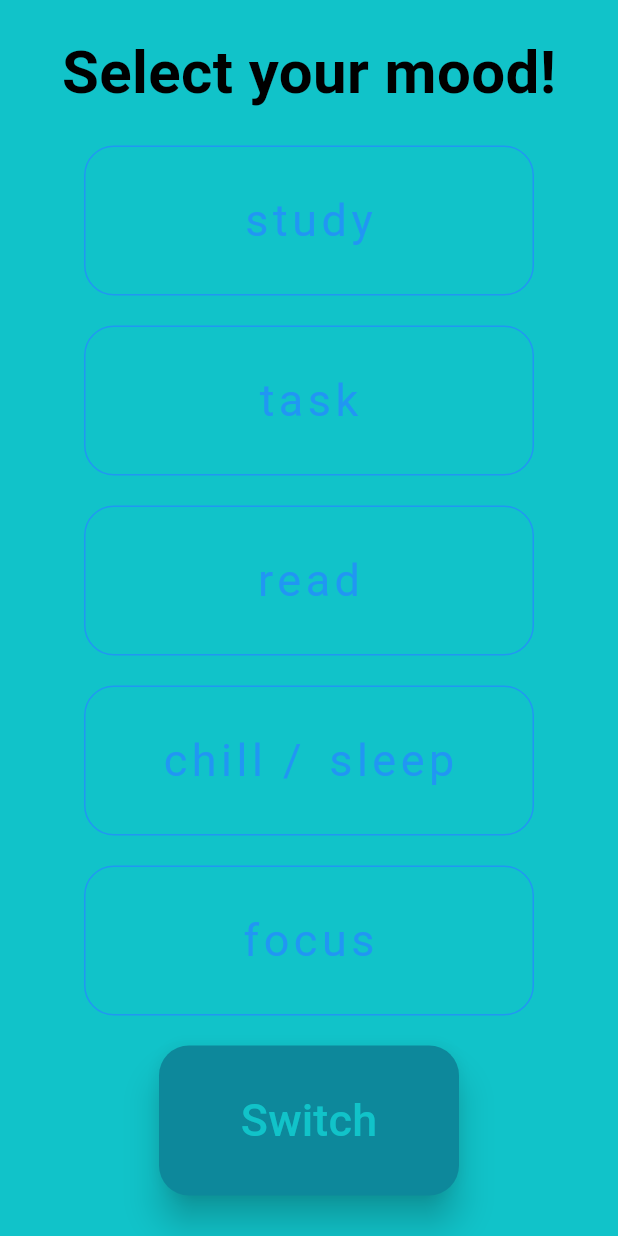
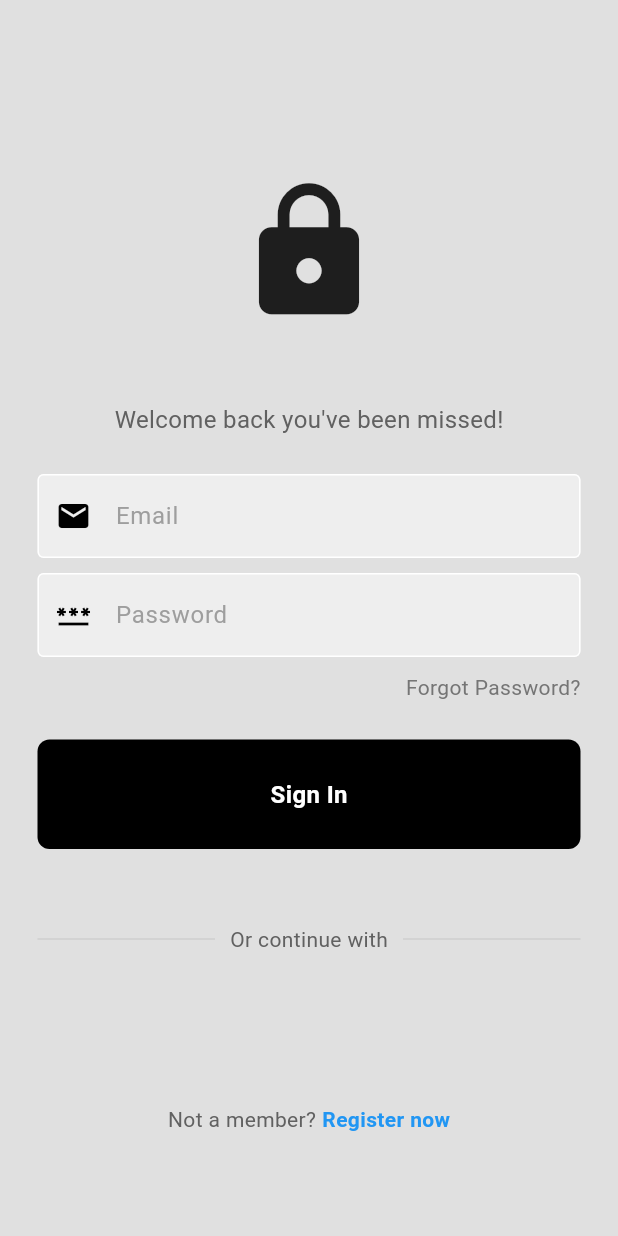
Before and after one commit to sumitjr3/moodsic, a Flutter app: the screen it shows after launch, on a phone screen of 412 x 824 dp. Run offline on Flutter 3.47's test engine with Material 3 defaults, Android fonts, the light colour scheme and no system bars; our stand-ins replace audioplayers, firebase_auth, firebase_core, get, hexcolor; accounts and stored records are empty.

Commit message:
login and signup integrated

```diff
--- /dev/null
+++ b/lib/auth/login.dart
@@ -0,0 +1,185 @@
+import 'package:firebase_auth/firebase_auth.dart';
+import 'package:flutter/material.dart';
+import 'package:moodsic/auth/firebase_auth_service.dart';
+import 'package:moodsic/auth/my_button.dart';
+import 'package:moodsic/auth/my_textfield.dart';
+import 'package:moodsic/constants/routes.dart';
+
+class LoginView extends StatefulWidget {
+  LoginView({super.key});
+
+  @override
+  State<LoginView> createState() => _LoginViewState();
+}
+
+class _LoginViewState extends State<LoginView> {
+  //text editing controllers
+  final emailController = TextEditingController();
+
+  final passwordController = TextEditingController();
+
+  Future<void> signUserIn() async {
+    final FirebaseAuthService _auth = FirebaseAuthService();
+
+    String email = emailController.text;
+    String password = passwordController.text;
+
+    User? user = await _auth.signInWithEmailAndPassword(email, password);
+
+    if (user != null) {
+      print('user is successfully created');
+      Navigator.pushNamed(context, homePageRoute);
+    } else {
+      print("some error occured");
+    }
+  }
+
+  @override
+  Widget build(BuildContext context) {
+    return Scaffold(
+      backgroundColor: Colors.grey[300],
+      body: SafeArea(
+        child: Center(
+          child: Column(
+            mainAxisAlignment: MainAxisAlignment.center,
+            children: [
+              const SizedBox(height: 50),
+
+              // logo
+              const Icon(
+                Icons.lock,
+                size: 100,
+              ),
+
+              const SizedBox(height: 50),
+
+              // welcome back, you've been missed!
+              Text(
+                "Welcome back you've been missed!",
+                style: TextStyle(
+                  color: Colors.grey[700],
+                  fontSize: 16,
+                ),
+              ),
+
+              const SizedBox(height: 25),
+
+              // username textfield
+              MyTextField(
+                controller: emailController,
+                hintText: 'Email',
+                input_icon: const Icon(Icons.email),
+                obsecure: false,
+              ),
+
+              const SizedBox(height: 10),
+
+              // password textfield
+              MyTextField(
+                controller: passwordController,
+                hintText: 'Password',
+                input_icon: const Icon(Icons.password),
+                obsecure: true,
+              ),
+
+              const SizedBox(height: 10),
+
+              // forgot password?
+              Padding(
+                padding: const EdgeInsets.symmetric(horizontal: 25.0),
+                child: Row(
+                  mainAxisAlignment: MainAxisAlignment.end,
+                  children: [
+                    Text(
+                      'Forgot Password?',
+                      style: TextStyle(color: Colors.grey[600]),
+                    ),
+                  ],
+                ),
+              ),
+
+              const SizedBox(height: 25),
+
+              // sign in button
+              MyButton(
+                onTap: signUserIn,
+              ),
+
+              const SizedBox(height: 50),
+
+              // or continue with
+              Padding(
+                padding: const EdgeInsets.symmetric(horizontal: 25.0),
+                child: Row(
+                  children: [
+                    Expanded(
+                      child: Divider(
+                        thickness: 0.5,
+                        color: Colors.grey[400],
+                      ),
+                    ),
+                    Padding(
+                      padding: const EdgeInsets.symmetric(horizontal: 10.0),
+                      child: Text(
+                        'Or continue with',
+                        style: TextStyle(color: Colors.grey[700]),
+                      ),
+                    ),
+                    Expanded(
+                      child: Divider(
+                        thickness: 0.5,
+                        color: Colors.grey[400],
+                      ),
+                    ),
+                  ],
+                ),
+              ),
+
+              const SizedBox(height: 50),
+
+              // google + apple sign in buttons
+              // Row(
+              //   mainAxisAlignment: MainAxisAlignment.center,
+              //   children: const [
+              //     // google button
+              //     SquareTile(imagePath: 'lib/images/google.png'),
+
+              //     SizedBox(width: 25),
+
+              //     //apple button
+              //     SquareTile(imagePath: 'lib/images/apple.png')
+              //   ],
+              // ),
+
+              const SizedBox(height: 50),
+
+              // not a member? register now
+              Row(
+                mainAxisAlignment: MainAxisAlignment.center,
+                children: [
+                  Text(
+                    'Not a member?',
+                    style: TextStyle(color: Colors.grey[700]),
+                  ),
+                  const SizedBox(width: 4),
+                  GestureDetector(
+                    onTap: () {
+                      Navigator.of(context).pushNamed(signupRoute);
+                    },
+                    child: const Text(
+                      'Register now',
+                      style: TextStyle(
+                        color: Colors.blue,
+                        fontWeight: FontWeight.bold,
+                      ),
+                    ),
+                  ),
+                ],
+              ),
+            ],
+          ),
+        ),
+      ),
+    );
+  }
+}
--- /dev/null
+++ b/lib/auth/my_button.dart
@@ -0,0 +1,32 @@
+import 'package:flutter/material.dart';
+
+class MyButton extends StatelessWidget {
+  final Function()? onTap;
+
+  const MyButton({super.key, required this.onTap});
+
+  @override
+  Widget build(BuildContext context) {
+    return GestureDetector(
+      onTap: onTap,
+      child: Container(
+        padding: const EdgeInsets.all(25),
+        margin: const EdgeInsets.symmetric(horizontal: 25),
+        decoration: BoxDecoration(
+          color: Colors.black,
+          borderRadius: BorderRadius.circular(8),
+        ),
+        child: const Center(
+          child: Text(
+            "Sign In",
+            style: TextStyle(
+              color: Colors.white,
+              fontWeight: FontWeight.bold,
+              fontSize: 16,
+            ),
+          ),
+        ),
+      ),
+    );
+  }
+}
--- /dev/null
+++ b/lib/auth/my_textfield.dart
@@ -0,0 +1,39 @@
+import 'package:flutter/material.dart';
+
+class MyTextField extends StatelessWidget {
+  final controller;
+  final input_icon;
+  final String hintText;
+  final bool obsecure;
+
+  const MyTextField({
+    super.key,
+    required this.controller,
+    required this.input_icon,
+    required this.hintText,
+    required this.obsecure,
+  });
+
+  @override
+  Widget build(BuildContext context) {
+    return Padding(
+      padding: const EdgeInsets.symmetric(horizontal: 25.0),
+      child: TextField(
+        controller: controller,
+        obscureText: obsecure,
+        decoration: InputDecoration(
+            enabledBorder: const OutlineInputBorder(
+              borderSide: BorderSide(color: Colors.white),
+            ),
+            focusedBorder: OutlineInputBorder(
+              borderSide: BorderSide(color: Colors.grey.shade400),
+            ),
+            fillColor: Colors.grey.shade200,
+            filled: true,
+            hintText: hintText,
+            prefixIcon: input_icon,
+            hintStyle: TextStyle(color: Colors.grey[500])),
+      ),
+    );
+  }
+}
--- a/lib/constants/routes.dart
+++ b/lib/constants/routes.dart
@@ -6,3 +6,4 @@ const tunesRoutes = '/tunes view/';
 const signupRoute = '/sign up/';
 const loginRoute = '/login/';
 const detailedMusicPlayerRoute = '/detailed/';
+const homePageRoute = '/home page/';
--- a/lib/main.dart
+++ b/lib/main.dart
@@ -1,5 +1,8 @@
 import 'package:flutter/material.dart';
 import 'package:get/get.dart';
+import 'package:moodsic/auth/firebase_auth_service.dart';
+import 'package:moodsic/auth/login.dart';
+import 'package:moodsic/auth/signin.dart';
 import 'package:moodsic/constants/routes.dart';
 import 'package:moodsic/controllers/playlist_provider.dart';
 import 'package:moodsic/tabbar_view/main_screen.dart';
@@ -10,6 +13,7 @@ import 'package:moodsic/theme/theme_provider.dart';
 import 'package:moodsic/views/HomePage.dart';
 import 'package:provider/provider.dart';
 import 'package:moodsic/theme/app_theme.dart';
+import 'firebase_options.dart';
 
 void main() {
   runApp(
@@ -22,19 +26,37 @@ void main() {
           create: (context) => PlaylistProvider(),
         ),
       ],
-      child: const MyApp(),
+      child: MyApp(),
     ),
   );
 }
 
 class MyApp extends StatelessWidget {
-  const MyApp({super.key});
+  MyApp({super.key});
 
+  final FirebaseAuthService _firebaseAuthService = FirebaseAuthService();
   @override
   Widget build(BuildContext context) {
+    return FutureBuilder(
+      future: _firebaseAuthService.isUserLoggedIn(),
+      builder: (context, snapshot) {
+        if (snapshot.connectionState == ConnectionState.waiting) {
+          return CircularProgressIndicator();
+        } else {
+          if (snapshot.data == true) {
+            return _buildApp(context, const HomePage());
+          } else {
+            return _buildApp(context, LoginView());
+          }
+        }
+      },
+    );
+  }
+
+  Widget _buildApp(BuildContext context, Widget home) {
     return GetMaterialApp(
       debugShowCheckedModeBanner: false,
-      home: const HomePage(),
+      home: home,
       theme: AppTheme().studyTheme,
       routes: {
         mainRoute: (context) => const HomePage(),
@@ -42,7 +64,27 @@ class MyApp extends StatelessWidget {
         mainScreenRoute: (context) => const MainScreen(),
         natureRoute: (context) => natureSoundView(),
         profileRoute: (context) => profileView(),
+        homePageRoute: (context) => const HomePage(),
+        loginRoute: (context) => LoginView(),
+        signupRoute: (context) => SignupView(),
       },
     );
   }
 }
+
+
+// GetMaterialApp(
+//       debugShowCheckedModeBanner: false,
+//       home: const HomePage(),
+//       theme: AppTheme().studyTheme,
+//       routes: {
+//         mainRoute: (context) => const HomePage(),
+//         tunesRoutes: (context) => const tunesView(),
+//         mainScreenRoute: (context) => const MainScreen(),
+//         natureRoute: (context) => natureSoundView(),
+//         profileRoute: (context) => profileView(),
+//         homePageRoute: (context) => const HomePage(),
+//         loginRoute: (context) => LoginView(),
+//         signupRoute: (context) => SignupView(),
+//       },
+//     );
--- a/lib/tabbar_view/tabs/tunes_view.dart
+++ b/lib/tabbar_view/tabs/tunes_view.dart
@@ -45,7 +45,7 @@ class _tunesViewState extends State<tunesView> {
     final themeProvider = ThemeProvider.of(context);
 
     return Scaffold(
-      backgroundColor: themeProvider.currentTheme.colorScheme.primary,
+      backgroundColor: themeProvider.currentTheme.colorScheme.secondary,
       body: Consumer<PlaylistProvider>(
         builder: (context, value, child) {
           //get the playlist
@@ -73,9 +73,9 @@ class _tunesViewState extends State<tunesView> {
                   child: Hero(
                     tag: 'animation',
                     child: myCard(
-                        color: themeProvider.currentTheme.colorScheme.secondary,
+                        color: themeProvider.currentTheme.colorScheme.primary,
                         textColor:
-                            themeProvider.currentTheme.colorScheme.primary,
+                            themeProvider.currentTheme.colorScheme.secondary,
                         text: song.songName,
                         imagePath: song.songImagePath),
                   ),
--- a/lib/views/HomePage.dart
+++ b/lib/views/HomePage.dart
@@ -25,14 +25,14 @@ class _HomePageState extends State<HomePage> {
           borderRadius: BorderRadius.circular(20.0),
         ),
         side: BorderSide(
-          color: (selected == index) ? Colors.green : Colors.blue,
+          color: (selected == index) ? Colors.black87 : Colors.black26,
         ),
         fixedSize: const Size(300, 100),
       ),
       child: Text(
         text,
         style: TextStyle(
-          color: (selected == index) ? Colors.green : Colors.blue,
+          color: (selected == index) ? Colors.black87 : Colors.black26,
           fontSize: 30,
           fontWeight: FontWeight.w400,
           letterSpacing: 3,
@@ -47,7 +47,7 @@ class _HomePageState extends State<HomePage> {
     //current themeProvider instance
     final themeProvider = ThemeProvider.of(context, listen: false);
     return Scaffold(
-      backgroundColor: themeProvider.currentTheme.colorScheme.primary,
+      backgroundColor: Colors.white70,
       body: Center(
         child: Column(
           children: [
@@ -92,8 +92,7 @@ class _HomePageState extends State<HomePage> {
                 ));
               },
               style: ElevatedButton.styleFrom(
-                backgroundColor:
-                    themeProvider.currentTheme.colorScheme.secondary,
+                backgroundColor: Colors.black,
                 fixedSize: const Size(200, 100),
                 elevation: 10,
                 shape: RoundedRectangleBorder(
--- a/lib/widgets/mycard.dart
+++ b/lib/widgets/mycard.dart
@@ -31,7 +31,7 @@ class myCard extends StatelessWidget {
                 fit: BoxFit.cover,
               ),
             ),
-            const SizedBox(height: 5),
+            const SizedBox(height: 10),
             Text(
               text,
               style: TextStyle(
--- a/pubspec.yaml
+++ b/pubspec.yaml
@@ -16,6 +16,10 @@ dependencies:
   just_audio: ^0.9.36
   on_audio_query: ^2.9.0
   permission_handler: ^11.0.1
+  firebase_core: ^2.24.2
+  firebase_auth: ^4.16.0
+  cloud_firestore: ^4.14.0
+  firebase_storage: ^11.6.0
 
 dev_dependencies:
   flutter_test:
```
Also changed, not shown: lib/auth/firebase_auth_service.dart (added, +38 -0 lines), lib/auth/signin.dart (added, +185 -0 lines), lib/tabbar_view/tabs/profile.dart (+19 -40 lines), lib/views/detailed_music_player.dart (+22 -21 lines), lib/firebase_options.dart (added), pubspec.lock, 8 other files.
